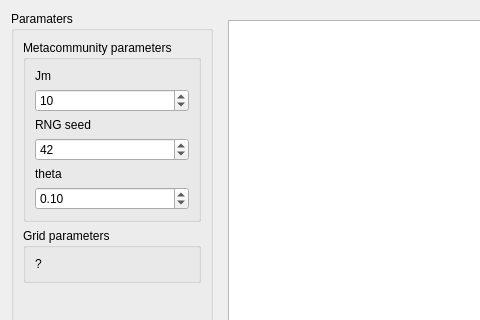
The window that qtdialog.ui (richelbilderbeek/neutralizr) describes before a commit, drawn with Qt 5; both pictures show x 0 to 480 and y 0 to 320 of the 626 by 474 pixel window.
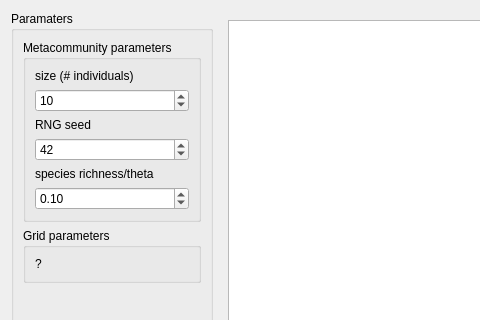
The same window after the commit.

Commit message: Pick a species at random

Diff of the .ui file:
```diff
--- a/qtdialog.ui
+++ b/qtdialog.ui
@@ -29,7 +29,7 @@
          <item>
           <widget class="QLabel" name="label_meta_j_m">
            <property name="text">
-            <string>Jm</string>
+            <string>size (# individuals)</string>
            </property>
           </widget>
          </item>
@@ -60,7 +60,7 @@
          <item>
           <widget class="QLabel" name="label_meta_theta">
            <property name="text">
-            <string>theta</string>
+            <string>species richness/theta</string>
            </property>
           </widget>
          </item>
```
Left out of the diff: 2 changed lines with no effect on the pictures. The commit also changes 4 other files.
